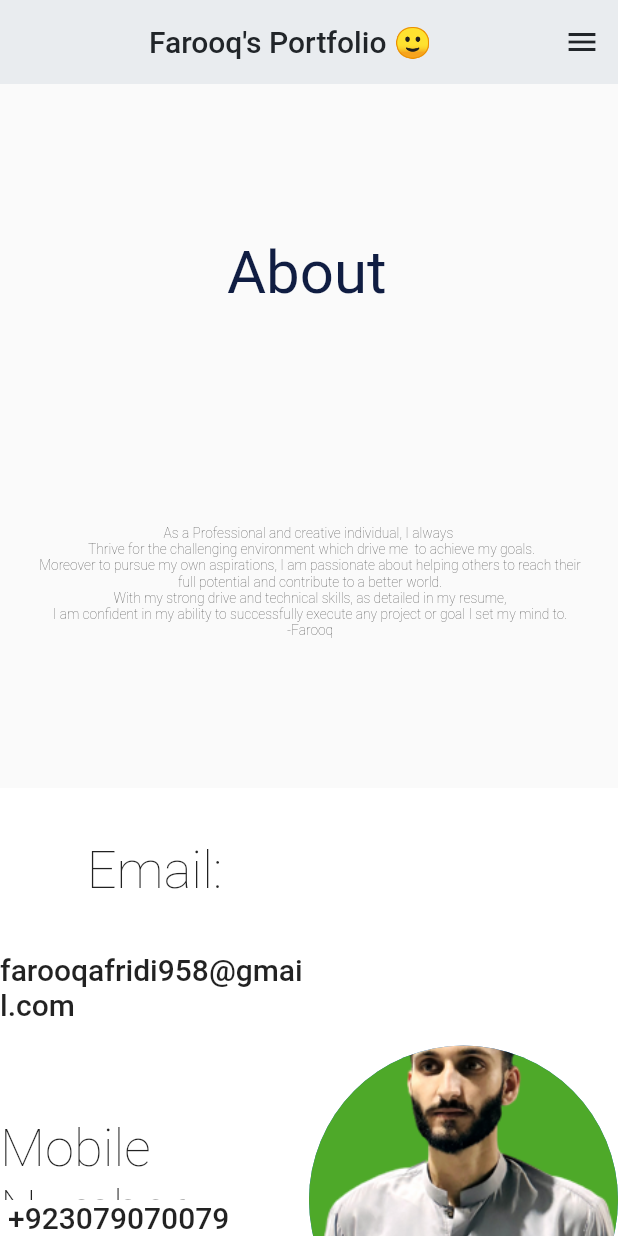
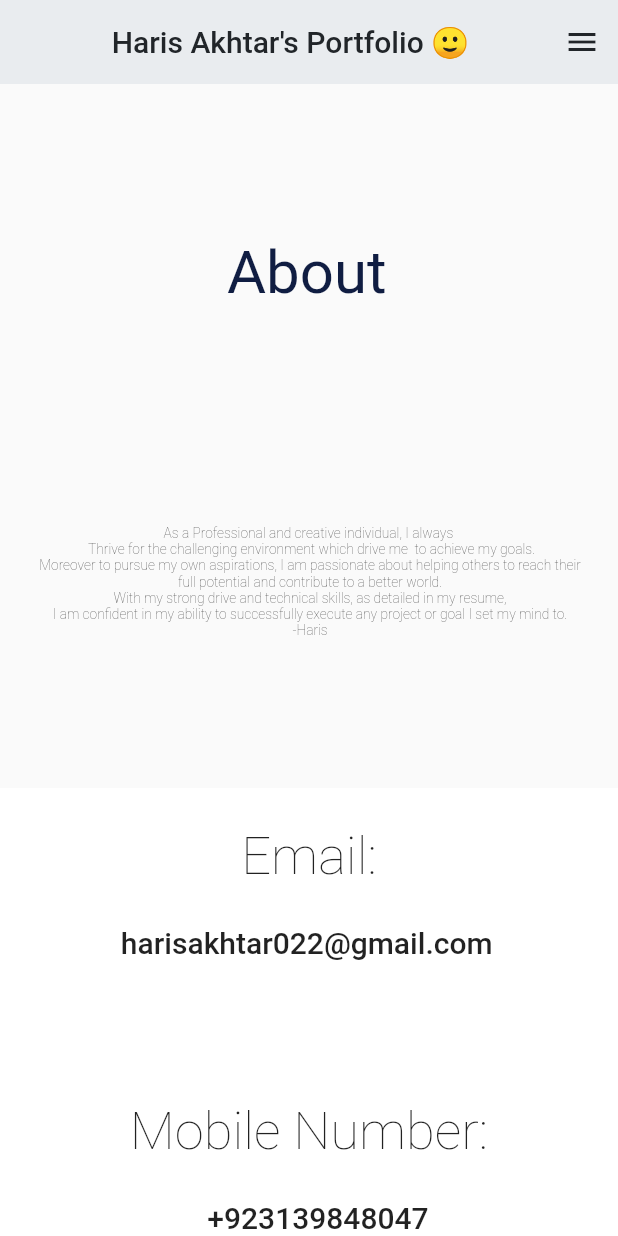
Before and after one commit to hariskhan235/my_portfolio, a Flutter app: the screen it shows after launch, scrolled down 1728 dp, on a phone screen of 412 x 824 dp. Run offline on Flutter 3.47's test engine with Material 2 defaults, Android fonts, the light colour scheme and no system bars; our stand-ins replace animated_text_kit, bloc, flutter_bloc, flutter_screenutil, font_awesome_flutter; Roboto replaces fonts that are missing (Georgia).

Commit message:
first commit

```diff
--- a/lib/main.dart
+++ b/lib/main.dart
@@ -28,6 +28,7 @@ class MyApp extends StatelessWidget {
           return ScreenUtilInit(
             builder: (BuildContext context, Widget? child) {
               return  MaterialApp(
+                debugShowCheckedModeBanner: false,
               theme: themeState.theme,
                 home: child ,
                 scrollBehavior: const MaterialScrollBehavior().copyWith(
--- a/lib/utils/metaconstants.dart
+++ b/lib/utils/metaconstants.dart
@@ -147,7 +147,7 @@ List<Projects> projects = [
 final List<SocialMedia> socialMediaLinks = [
   SocialMedia(name:
   FontAwesomeIcons.github,
-      link: 'https://github.com/farooq958'),
-  SocialMedia(name: FontAwesomeIcons.linkedin, link: 'https://www.linkedin.com/in/m-farooq-khan-94b82415b'),
-  SocialMedia(name: FontAwesomeIcons.twitter, link: 'https://twitter.com/farooqafridi958?t=1bGFWitBVcPuvYeO7zAjCA&s=08'),
+      link: 'https://github.com/hariskhan235'),
+  SocialMedia(name: FontAwesomeIcons.linkedin, link: 'https://www.linkedin.com/in/harisakhtaroficial/'),
+  //SocialMedia(name: FontAwesomeIcons.twitter, link: 'https://twitter.com/farooqafridi958?t=1bGFWitBVcPuvYeO7zAjCA&s=08'),
 ];
--- a/lib/utils/shared_component.dart
+++ b/lib/utils/shared_component.dart
@@ -9,15 +9,14 @@ import 'metaconstants.dart';
 
 import 'package:font_awesome_flutter/font_awesome_flutter.dart';
 
-class SharedWidget{
-
-  Widget homeSectionWidget(BuildContext context, heigth,width,bool ismobile,tabletordektop)
-  {
+class SharedWidget {
+  Widget homeSectionWidget(
+      BuildContext context, heigth, width, bool ismobile, tabletordektop) {
     return SizedBox(
-      height:ismobile?heigth/1.2:heigth / 1.5,
-      child: ismobile?  Column(
+      height: ismobile ? heigth / 1.2 : heigth / 1.5,
+      child: ismobile
+          ? Column(
               crossAxisAlignment: CrossAxisAlignment.center,
-
               children: [
                 Expanded(
                   flex: 2,
@@ -27,8 +26,8 @@ class SharedWidget{
                       // height: 300,
                       child: Center(
                         child: Image.asset(
-                    "assets/images/man.png",
-                    scale:1.1,
+                          "assets/images/me.jpeg",
+                          scale: 1.1,
                           fit: BoxFit.contain,
                         ),
                       )),
@@ -42,28 +41,35 @@ class SharedWidget{
                         Expanded(
                           child: Text(
                             '{"I_Am:',
-                      style: Theme.of(context).textTheme.headline2?.copyWith(fontSize: 16),
+                            style: Theme.of(context)
+                                .textTheme
+                                .displayMedium
+                                ?.copyWith(fontSize: 16),
                           ),
                         ),
-                   const Flexible(child: TypeWriterTextWidget(fontSize: 36,)),
+                        const Flexible(
+                            child: TypeWriterTextWidget(
+                          fontSize: 36,
+                        )),
 
                         const Flexible(child: SocialMediaIconsWidget()),
-const SizedBox(height:20),
-                    const Flexible(flex:2,child: DownloadResume())
+                        const SizedBox(height: 20),
+                        //const Flexible(flex:2,child: DownloadResume())
                       ],
                     ),
                   ),
                 ),
                 // Add the Lottie widget here
-
               ],
-      ):Row(
+            )
+          : Row(
               crossAxisAlignment: CrossAxisAlignment.start,
               children: [
                 Expanded(
                   child: Padding(
                     padding: EdgeInsets.only(
-                left: width / 18,),
+                      left: width / 18,
+                    ),
                     child: Column(
                       mainAxisAlignment: MainAxisAlignment.center,
                       crossAxisAlignment: CrossAxisAlignment.start,
@@ -72,7 +78,7 @@ const SizedBox(height:20),
                           flex: 1,
                           child: Text(
                             '{"I_Am:',
-                      style: Theme.of(context).textTheme.headline2,
+                            style: Theme.of(context).textTheme.displayMedium,
                           ),
                         ),
                         const Expanded(
@@ -86,9 +92,9 @@ const SizedBox(height:20),
                         const SizedBox(
                           height: 20,
                         ),
-                  const  Flexible(child:  SocialMediaIconsWidget()),
+                        const Flexible(child: SocialMediaIconsWidget()),
 
-                  const  Flexible(child:  DownloadResume())
+                        //const  Flexible(child:  DownloadResume())
                       ],
                     ),
                   ),
@@ -96,28 +102,31 @@ const SizedBox(height:20),
                 // Add the Lottie widget here
                 Container(
                     margin: EdgeInsets.only(right: width / 18 * 2, left: 10),
-              // width: 200,
+                    // widt5h: 200,
                     // height: 300,
                     child: Center(
                       child: Image.asset(
-                  "assets/images/man.png",
-                  scale: tabletordektop=="tablet"?0.9 : 0.6,
+                        "assets/images/me.jpeg",
+                        scale: tabletordektop == "tablet" ? 0.9 : 0.6,
                         fit: BoxFit.contain,
                       ),
                     )),
               ],
             ),
     );
+  }
 
-  }
-  Widget projectSectionWidget(BuildContext  context,heigth,width,bool ismobile,tabletordesktop)
-  {
+  Widget projectSectionWidget(
+      BuildContext context, heigth, width, bool ismobile, tabletordesktop) {
     return Container(
-      color: Theme.of(context).backgroundColor,
+      color: Theme.of(context).colorScheme.background,
       height: heigth / 1.5,
       child: Center(
         child: Column(children: [
-          Expanded(child: Center(child: Text("Projects", style: Theme.of(context).textTheme.headline3))),
+          Expanded(
+              child: Center(
+                  child: Text("Projects",
+                      style: Theme.of(context).textTheme.displaySmall))),
           Expanded(
             flex: 4,
             child: SizedBox(
@@ -128,15 +137,16 @@ const SizedBox(height:20),
                 itemBuilder: (context, index) {
                   final Uri url = Uri.parse(projects[index].gitlink);
                   return Container(
-                    padding: const EdgeInsets.symmetric(horizontal: 2.0, vertical: 10),
+                    padding: const EdgeInsets.symmetric(
+                        horizontal: 2.0, vertical: 10),
                     child: Column(
                       crossAxisAlignment: CrossAxisAlignment.start,
                       mainAxisAlignment: MainAxisAlignment.start,
                       children: [
                         Expanded(
-                          flex:4,
+                          flex: 4,
                           child: GestureDetector(
-                            onTap: ()async {
+                            onTap: () async {
                               if (await canLaunchUrl(url)) {
                                 await launchUrl(url);
                               }
@@ -161,7 +171,9 @@ const SizedBox(height:20),
                                 Expanded(
                                   child: SelectableText(
                                     projects[index].projectName,
-                                    style: Theme.of(context).textTheme.headline4,
+                                    style: Theme.of(context)
+                                        .textTheme
+                                        .headlineMedium,
                                   ),
                                 ),
                                 Expanded(
@@ -191,17 +203,17 @@ const SizedBox(height:20),
         ]),
       ),
     );
-
   }
 
-
-  Widget skillsSectionWidget(BuildContext context,heigth,width)
-  {
-    return Container(
+  Widget skillsSectionWidget(BuildContext context, heigth, width) {
+    return SizedBox(
       height: heigth / 1.5,
       child: Center(
         child: Column(children: [
-          Expanded(child: Center(child: Text("Skills", style: Theme.of(context).textTheme.headline3))),
+          Expanded(
+              child: Center(
+                  child: Text("Skills",
+                      style: Theme.of(context).textTheme.displaySmall))),
           Expanded(
             flex: 4,
             child: SizedBox(
@@ -210,21 +222,28 @@ const SizedBox(height:20),
                 scrollDirection: Axis.horizontal,
                 itemCount: skills.length,
                 itemBuilder: (context, index) {
-
                   return Container(
-                    padding: const EdgeInsets.symmetric(horizontal: 10.0, vertical: 10),
+                    padding: const EdgeInsets.symmetric(
+                        horizontal: 10.0, vertical: 10),
                     child: Column(
                       crossAxisAlignment: CrossAxisAlignment.start,
                       mainAxisAlignment: MainAxisAlignment.start,
                       children: [
                         Expanded(
-                          flex:1,
+                          flex: 1,
                           child: Container(
                             margin: const EdgeInsets.all(8.0),
-                            child: Image.asset(skills[index].imageString, fit: BoxFit.cover, height: 80,),
+                            child: Image.asset(
+                              skills[index].imageString,
+                              fit: BoxFit.cover,
+                              height: 80,
                             ),
                           ),
-                        Expanded(child: Text(skills[index].skillName, style: Theme.of(context).textTheme.headline4))
+                        ),
+                        Expanded(
+                            child: Text(skills[index].skillName,
+                                style:
+                                    Theme.of(context).textTheme.headlineMedium))
                       ],
                     ),
                   );
@@ -235,29 +254,29 @@ const SizedBox(height:20),
         ]),
       ),
     );
-
-
   }
 
-  Widget aboutSectionWidget(BuildContext context,heigth,width)
-  {
-
+  Widget aboutSectionWidget(BuildContext context, heigth, width) {
     return SizedBox(
       height: heigth / 2,
       child: Column(
         children: [
           Expanded(
-            child:  Center(child: SelectableText("About", style: Theme.of(context).textTheme.headline3)),
+            child: Center(
+                child: SelectableText("About",
+                    style: Theme.of(context).textTheme.displaySmall)),
           ),
           Expanded(
             flex: 2,
             child: Padding(
-              padding: EdgeInsets.symmetric(horizontal: width /18),
+              padding: EdgeInsets.symmetric(horizontal: width / 18),
               child: FittedBox(
                 fit: BoxFit.contain,
                 child: SelectableText(
-                  "As a Professional and creative individual, I always \n  Thrive for the challenging environment which drive me  to achieve my goals. \n Moreover to pursue my own aspirations, I am passionate about helping others to reach their \n full potential and contribute to a better world. \n With my strong drive and technical skills, as detailed in my resume, \n I am confident in my ability to successfully execute any project or goal I set my mind to. \n -Farooq",
-                  style: Theme.of(context).textTheme.headline5, textAlign: TextAlign.center,),
+                  "As a Professional and creative individual, I always \n  Thrive for the challenging environment which drive me  to achieve my goals. \n Moreover to pursue my own aspirations, I am passionate about helping others to reach their \n full potential and contribute to a better world. \n With my strong drive and technical skills, as detailed in my resume, \n I am confident in my ability to successfully execute any project or goal I set my mind to. \n -Haris",
+                  style: Theme.of(context).textTheme.headlineSmall,
+                  textAlign: TextAlign.center,
+                ),
               ),
             ),
           ),
@@ -265,51 +284,53 @@ const SizedBox(height:20),
       ),
     );
   }
-Widget contactSectionWidget(BuildContext context,heigth,width)
-{
 
+  Widget contactSectionWidget(BuildContext context, heigth, width) {
     return Container(
-      color: Theme.of(context).backgroundColor,
+      color: Theme.of(context).colorScheme.background,
       height: heigth / 1.5,
       child: Row(
         children: <Widget>[
-
           Expanded(
             child: Column(
               children: const [
                 Flexible(
-                    flex: 2,
-                    child: ContactInfo(heading: "Email:", info: "farooqafridi958@gmail.com",)),
+                    flex: 1,
+                    child: ContactInfo(
+                      heading: "Email:",
+                      info: "harisakhtar022@gmail.com",
+                    )),
 
-                Flexible(child: ContactInfo(heading: "Mobile Number:", info: "+923079070079         ",)),
+                Flexible(
+                    child: ContactInfo(
+                  heading: "Mobile Number:",
+                  info: "            +923139848047         ",
+                )),
 
-                  Flexible(child:  SocialMediaIconsWidget()),
+                Flexible(child: SocialMediaIconsWidget()),
 
-                  Flexible(child:  DownloadResume())
-
-
+                //   Flexible(child:  DownloadResume())
               ],
             ),
           ),
-     const Expanded(flex:1,child: CircleAvatar(
-         maxRadius: 200,
-         backgroundImage: AssetImage("assets/images/me2.png"),
-         //child: Image.asset("assets/images/me2.png",fit: BoxFit.fill,)
-     ))
+          //  const Expanded(flex:1,child: CircleAvatar(
+          //      maxRadius: 150,
+          //      backgroundImage: AssetImage("assets/images/me2.png"),
+          //      //child: Image.asset("assets/images/me2.png",fit: BoxFit.fill,)
+          //  ))
         ],
       ),
-
     );
   }
-Widget endingFooter(BuildContext context){
-    return  Container(
-        color: Theme.of(context).backgroundColor,
+
+  Widget endingFooter(BuildContext context) {
+    return Container(
+        color: Theme.of(context).colorScheme.background,
         width: double.infinity,
         padding: const EdgeInsets.all(15),
         child: const Center(
           child: Text(
-              "© 2022 M Farooq Khan. All Rights Reserved. Website created with Flutter ❤️"),
+              "© 2023 M Haris Akhtar. All Rights Reserved. Website created with Flutter ❤️"),
         ));
-
   }
 }
--- a/lib/utils/widgets/download_resume_widget.dart
+++ b/lib/utils/widgets/download_resume_widget.dart
@@ -1,45 +1,47 @@
-import 'dart:html';
-import 'package:flutter/material.dart';
-import 'package:flutter/services.dart';
-import 'package:flutter/services.dart' show rootBundle;
 
-class DownloadResume extends StatelessWidget {
-  const DownloadResume({Key? key}) : super(key: key);
+// import 'dart:html';
 
-  @override
-  Widget build(BuildContext context) {
-    AnchorElement anchorElement() {
-      return AnchorElement();
-    }
+// import 'package:flutter/material.dart';
+// import 'package:flutter/services.dart';
+// import 'package:flutter/services.dart' show rootBundle;
 
-    void downloadPdfFromAssets() async {
-      // Get the PDF file from the assets folder
-      var pdfData = await rootBundle
-          .load('assets/resume/LatestResumeFlutterFarooq.pdf');
+// class DownloadResume extends StatelessWidget {
+//   const DownloadResume({Key? key}) : super(key: key);
 
-      // Create a new anchor element
-      var anchor = anchorElement();
+//   @override
+//   Widget build(BuildContext context) {
+//     AnchorElement anchorElement() {
+//       return AnchorElement();
+//     }
 
-      // Create a Blob object from the PDF data
-      var blob = Blob([pdfData], 'application/pdf');
+//     void downloadPdfFromAssets() async {
+//       // Get the PDF file from the assets folder
+//       var pdfData = await rootBundle
+//           .load('assets/resume/LatestResumeFlutterFarooq.pdf');
 
-      // Set the anchor's href to the Blob object URL
-      anchor.href = Url.createObjectUrl(blob);
+//       // Create a new anchor element
+//       var anchor = anchorElement();
 
-      // Set the anchor's download attribute to a file name
-      anchor.download = 'LatestResumeFlutterFarooq.pdf';
+//       // Create a Blob object from the PDF data
+//       var blob = Blob([pdfData], 'application/pdf');
 
-      // Click the anchor to initiate the download
-      anchor.click();
-    }
+//       // Set the anchor's href to the Blob object URL
+//       anchor.href = Url.createObjectUrl(blob);
 
-    return ElevatedButton(
-        onPressed: () {
-          downloadPdfFromAssets();
-        },
-        child: const Padding(
-          padding: EdgeInsets.symmetric(horizontal: 8.0, vertical: 10),
-          child: Text("Download My Resume"),
-        ));
-  }
-}
+//       // Set the anchor's download attribute to a file name
+//       anchor.download = 'LatestResumeFlutterFarooq.pdf';
+
+//       // Click the anchor to initiate the download
+//       anchor.click();
+//     }
+
+//     return ElevatedButton(
+//         onPressed: () {
+//           downloadPdfFromAssets();
+//         },
+//         child: const Padding(
+//           padding: EdgeInsets.symmetric(horizontal: 8.0, vertical: 10),
+//           child: Text("Download My Resume"),
+//         ));
+//   }
+// }
--- a/lib/utils/widgets/typewriter_text_widget.dart
+++ b/lib/utils/widgets/typewriter_text_widget.dart
@@ -14,14 +14,14 @@ class TypeWriterTextWidget extends StatelessWidget {
   Widget build(BuildContext context) {
     return SizedBox(
       child: DefaultTextStyle(
-        style: Theme.of(context).textTheme.headline1?.copyWith(fontSize: fontSize) ?? const TextStyle(),
+        style: Theme.of(context).textTheme.displayLarge?.copyWith(fontSize: fontSize) ?? const TextStyle(),
         child: FittedBox(
           child: AnimatedTextKit(
             totalRepeatCount: 100,
             animatedTexts: [
-              TypewriterAnimatedText('M Farooq Khan"}', speed: const Duration(milliseconds: 200), ),
-              TypewriterAnimatedText('A Mobile Developer Flutter"}', speed: const Duration(milliseconds: 200),),
-              TypewriterAnimatedText('A .Net Developer"}', speed: const Duration(milliseconds: 200),),
+              TypewriterAnimatedText('M Haris Akhtar"}', speed: const Duration(milliseconds: 200), ),
+              TypewriterAnimatedText('A Flutter Mobile Application Developer"}', speed: const Duration(milliseconds: 200),),
+              TypewriterAnimatedText('A Java Developer"}', speed: const Duration(milliseconds: 200),),
               TypewriterAnimatedText('Android Developer"}', speed: const Duration(milliseconds: 200),),
               TypewriterAnimatedText('iOS Developer"}', speed: const Duration(milliseconds: 200),),
               TypewriterAnimatedText('Cross Platform Developer"}', speed: const Duration(milliseconds: 200),),
--- a/lib/view/desktop/desktopbody.dart
+++ b/lib/view/desktop/desktopbody.dart
@@ -40,7 +40,7 @@ class _DesktopBodyScreenState extends State<DesktopBodyScreen> {
           padding:
           EdgeInsets.only(left: MediaQuery.of(context).size.width / 18),
           child: const Text(
-            "Farooq's Portfolio 🙂",
+            "Haris Akhtar's Portfolio 🙂",
             // style: TextStyle(fontWeight: FontWeight.bold, color: Colors.blue),
           ),
         ),
@@ -55,7 +55,7 @@ class _DesktopBodyScreenState extends State<DesktopBodyScreen> {
               ); },
               child: Text(
                 sectionTitle,
-                style: Theme.of(context).textTheme.bodyText1,
+                style: Theme.of(context).textTheme.bodyLarge,
                 // style: const TextStyle(
                 //   color: Colors.black,
                 //   // Add a border around the text
--- a/lib/view/mobile/mobilebody.dart
+++ b/lib/view/mobile/mobilebody.dart
@@ -6,6 +6,7 @@ import 'package:flutterprojects/utils/shared_component.dart';
 
 import '../../cubit/theme_cubit.dart';
 import '../../utils/metaconstants.dart';
+
 class MobileBodyScreen extends StatefulWidget {
   const MobileBodyScreen({Key? key}) : super(key: key);
 
@@ -14,8 +15,8 @@ class MobileBodyScreen extends StatefulWidget {
 }
 
 class _MobileBodyScreenState extends State<MobileBodyScreen> {
-  var height= 1.sh;
-  var width=1.sw;
+  var height = 1.sh;
+  var width = 1.sw;
   static const List<String> _sectionTitles = [
     "Home",
     'Projects',
@@ -25,15 +26,15 @@ class _MobileBodyScreenState extends State<MobileBodyScreen> {
   ];
   @override
   Widget build(BuildContext context) {
-    return  Scaffold(
+    return Scaffold(
       appBar: AppBar(
         elevation: 0,
         centerTitle: false,
         title: Padding(
-          padding: EdgeInsets.only(left: width /18),
+          padding: EdgeInsets.only(left: width / 18),
           child: const Center(
-            child:  Text(
-              "Farooq's Portfolio 🙂",
+            child: Text(
+              "Haris Akhtar's Portfolio 🙂",
               // style: TextStyle(fontWeight: FontWeight.bold, color: Colors.blue),
             ),
           ),
@@ -43,13 +44,10 @@ class _MobileBodyScreenState extends State<MobileBodyScreen> {
         child: ListView(
           children: [
             Row(
-
               children: <Widget>[
-
                 Expanded(
-
                   child: Padding(
-                    padding:  EdgeInsets.only(left: 8.0.sp),
+                    padding: EdgeInsets.only(left: 8.0.sp),
                     child: Align(
                       alignment: Alignment.topLeft,
                       child: Text(
@@ -72,9 +70,11 @@ class _MobileBodyScreenState extends State<MobileBodyScreen> {
                           value: state.theme == blueDarkTheme(),
                           onChanged: (value) {
                             if (value) {
-                              BlocProvider.of<ThemeCubit>(context).switchTheme();
+                              BlocProvider.of<ThemeCubit>(context)
+                                  .switchTheme();
                             } else {
-                              BlocProvider.of<ThemeCubit>(context).switchTheme();
+                              BlocProvider.of<ThemeCubit>(context)
+                                  .switchTheme();
                             }
                           },
                         ),
@@ -91,19 +91,18 @@ class _MobileBodyScreenState extends State<MobileBodyScreen> {
                   title: Text(sectionTitle),
                   onTap: () {
                     // Scroll to the corresponding section
-
                   },
                 ),
               ),
           ],
         ),
       ),
-
       body: ListView(
-
         children: [
-       SharedWidget().homeSectionWidget(context, height, width, true,"none"),
-       SharedWidget().projectSectionWidget(context, 1.sh, 1.sw, false, "none"),
+          SharedWidget()
+              .homeSectionWidget(context, height, width, true, "none"),
+          SharedWidget()
+              .projectSectionWidget(context, 1.sh, 1.sw, false, "none"),
           SharedWidget().skillsSectionWidget(context, 1.sh, 1.sw),
           SharedWidget().aboutSectionWidget(context, 1.sh, 1.sw),
           SharedWidget().contactSectionWidget(context, 1.sh, 1.sw),
```
Also changed, not shown: assets/images/MEE.png (deleted), assets/images/me.jpeg (added), assets/images/me2.png (deleted), pubspec.lock, 1 other file. Lines whose indentation alone changed are shown as unchanged.
